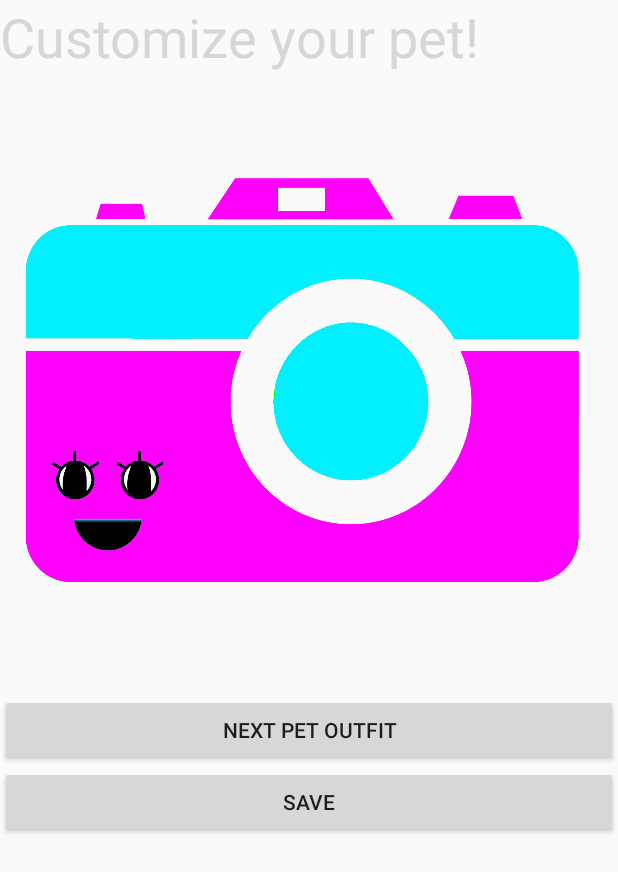
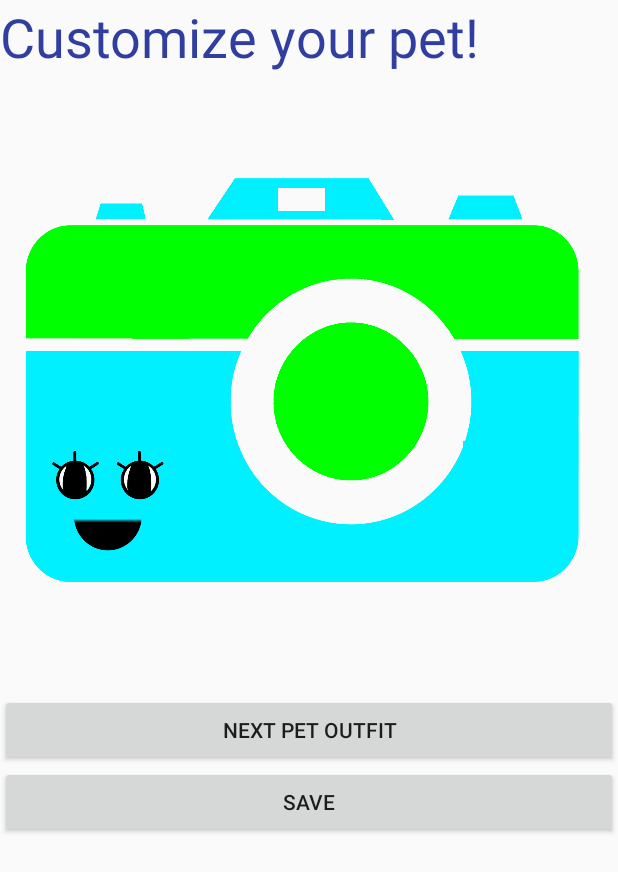
Before and after one commit to reneeleung/Hello-Good-Day, an Android app: the EditPet screen opened directly, with no data from a screen before it, after a tap on "NEXT PET OUTFIT", on a phone screen of 412 x 824 dp. Shown: the top 872 px of the screen. Run offline under Robolectric (Android 15) with nearby library versions, the phone set to English and light mode, and no system bars.

Commit message:
edit pets concept working

```diff
--- a/HelloGoodDay/app/src/main/java/ca/yzlin/hellogoodday/EditPet.java
+++ b/HelloGoodDay/app/src/main/java/ca/yzlin/hellogoodday/EditPet.java
@@ -10,7 +10,7 @@ public class EditPet extends AppCompatActivity {
     private static ImageView imgview;
     private static Button save;
     private static Button nextPet;
-    private int current_image = 0;
+    private int current_image;
     int[]images = {R.drawable.blue, R.drawable.blue_green, R.drawable.blue_pink,
             R.drawable.green, R.drawable.multicolour, R.drawable.yellow_blue, R.drawable.yellow_pink,
             R.drawable.yellow_blue, R.drawable.pink_green, R.drawable.yellow, R.drawable.pink, R.drawable.yellow_green};
@@ -30,11 +30,12 @@ public class EditPet extends AppCompatActivity {
             new View.OnClickListener(){
                 @Override
                 public void onClick(View view){
-                    while(current_image < 12) {
-                       // current_image = current_image % images.length;
+              //      while(current_image < 12) {
+                        current_image++;
+                        current_image = current_image % images.length;
                         imgview.setImageResource(images[current_image]);
-                        current_image++;
-                    }
+                  //      current_image++;
+                  //  }
                 }
             }
         );
--- a/HelloGoodDay/app/src/main/java/ca/yzlin/hellogoodday/MainActivity.java
+++ b/HelloGoodDay/app/src/main/java/ca/yzlin/hellogoodday/MainActivity.java
@@ -36,7 +36,7 @@ public class MainActivity extends AppCompatActivity {
     }
 
     public void editpet(View view){
-        Intent intent = new Intent(this, HistoryText.class);
+        Intent intent = new Intent(this, EditPet.class);
         startActivity(intent);
     }
 
--- a/HelloGoodDay/app/src/main/res/layout/activity_edit_pet.xml
+++ b/HelloGoodDay/app/src/main/res/layout/activity_edit_pet.xml
@@ -8,15 +8,15 @@
         android:text="Customize your pet!"
         android:layout_width="match_parent"
         android:layout_height="wrap_content"
-        android:id="@+id/textView2"
+        android:id="@+id/textView"
         android:textSize="36sp"
-        android:textColor="@color/cast_expanded_controller_background_color" />
+        android:textColor="@color/colorPrimaryDark" />
 
     <ImageView
         android:layout_width="match_parent"
         android:layout_height="414dp"
         app:srcCompat="@drawable/blue_pink"
-        android:id="@+id/imageView2" />
+        android:id="@+id/imageView" />
 
     <Button
         android:text="Next Pet Outfit"
```
Also changed, not shown: HelloGoodDay/app/src/main/res/layout/editpet.xml (deleted, +0 -32 lines).
